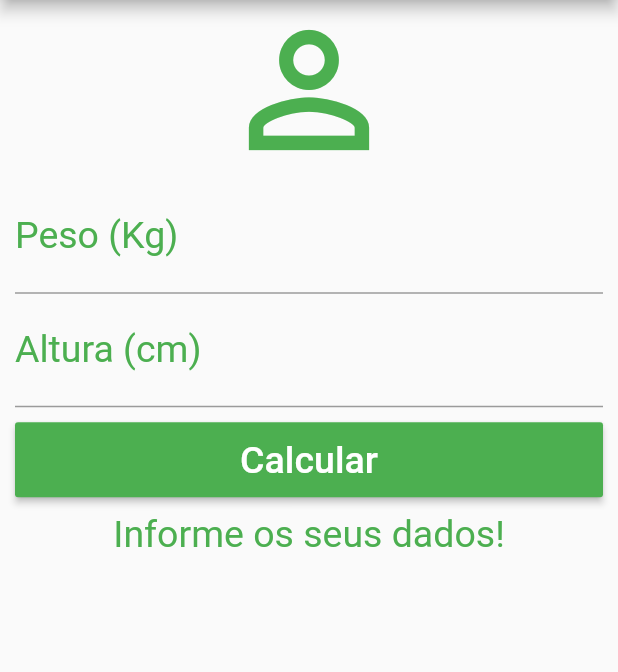
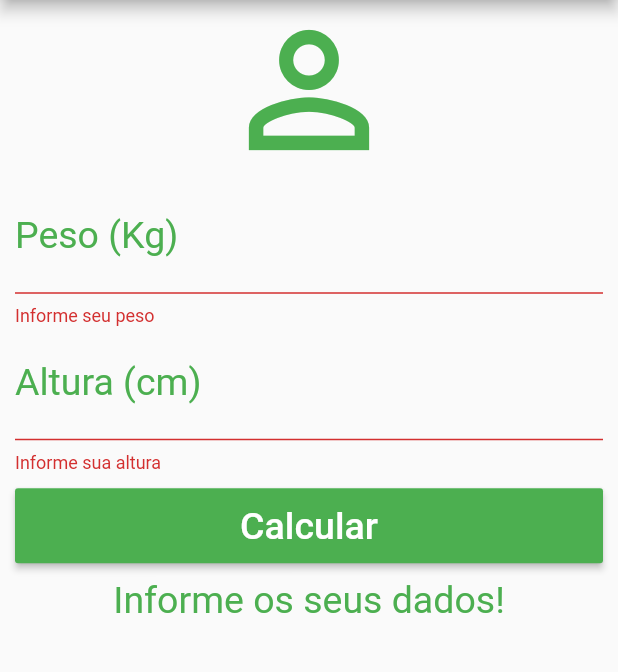
Before and after one commit to WesleySousa/calculadora_imc, a Flutter app: the screen it shows after launch, after a tap on "Calcular", on a phone screen of 412 x 824 dp, the part 84-756 px from its top. Run offline on Flutter 3.47's test engine with Material 2 defaults, Android fonts, the phone set to English and light mode, and no system bars.

Commit message:
adicionado validacao nos campos de peso e altura.

```diff
--- a/lib/main.dart
+++ b/lib/main.dart
@@ -32,6 +32,8 @@ class _MyHomePageState extends State<MyHomePage> {
   TextEditingController heightController = TextEditingController(text: '');
   String _info = 'Informe os seus dados!';
 
+  final _formKey = new GlobalKey<FormState>();
+
   void _resetFields() {
     weightController.text = '';
     heightController.text = '';
@@ -43,6 +45,9 @@ class _MyHomePageState extends State<MyHomePage> {
   }
 
   void _calculate() {
+    if (!_formKey.currentState.validate()) {
+      return;
+    }
     double weight = double.parse(weightController.text);
     double height = double.parse(heightController.text) / 100;
     double imc = weight / (height * height);
@@ -76,6 +81,8 @@ class _MyHomePageState extends State<MyHomePage> {
       ),
       body: SingleChildScrollView(
         padding: EdgeInsets.only(left: 10.0, right: 10.0),
+        child: Form(
+          key: _formKey,
           child: Column(
             crossAxisAlignment: CrossAxisAlignment.stretch,
             children: <Widget>[
@@ -84,7 +91,7 @@ class _MyHomePageState extends State<MyHomePage> {
                 size: 120,
                 color: Colors.green,
               ),
-            TextField(
+              TextFormField(
                 controller: weightController,
                 keyboardType: TextInputType.number,
                 decoration: InputDecoration(
@@ -98,8 +105,9 @@ class _MyHomePageState extends State<MyHomePage> {
                   color: Colors.green,
                   fontSize: 25.0,
                 ),
+                validator: (value) => value.isEmpty ? 'Informe seu peso' : null,
               ),
-            TextField(
+              TextFormField(
                 controller: heightController,
                 keyboardType: TextInputType.number,
                 decoration: InputDecoration(
@@ -113,6 +121,8 @@ class _MyHomePageState extends State<MyHomePage> {
                   color: Colors.green,
                   fontSize: 25.0,
                 ),
+                validator: (value) =>
+                    value.isEmpty ? 'Informe sua altura' : null,
               ),
               Padding(
                 padding: const EdgeInsets.only(top: 10.0, bottom: 10.0),
@@ -136,6 +146,7 @@ class _MyHomePageState extends State<MyHomePage> {
             ],
           ),
         ),
+      ),
     );
   }
 }
```
Lines whose indentation alone changed are shown as unchanged.
